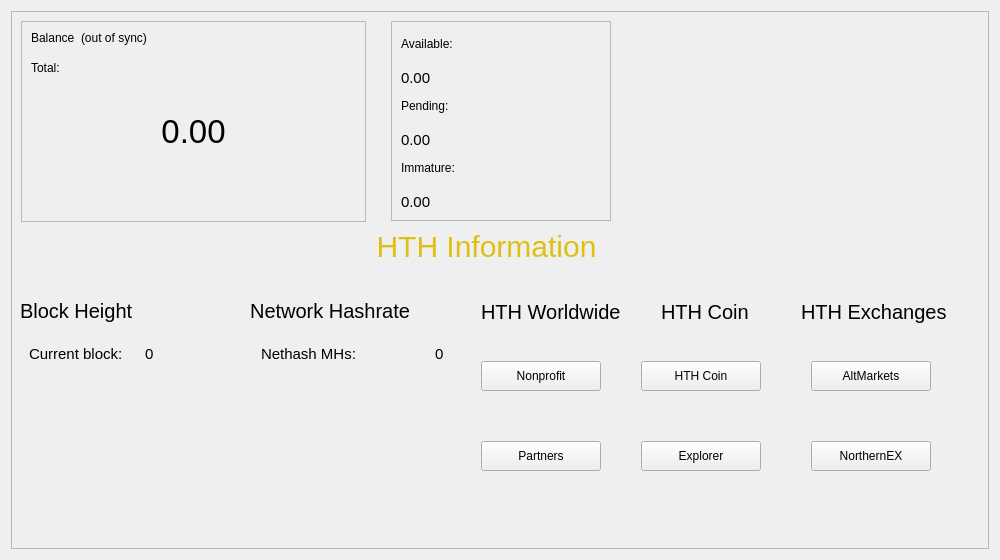
This is src/qt/forms/overviewpage.ui in barrystyle/hth as Qt 5 draws it before an edit. The edited form follows.
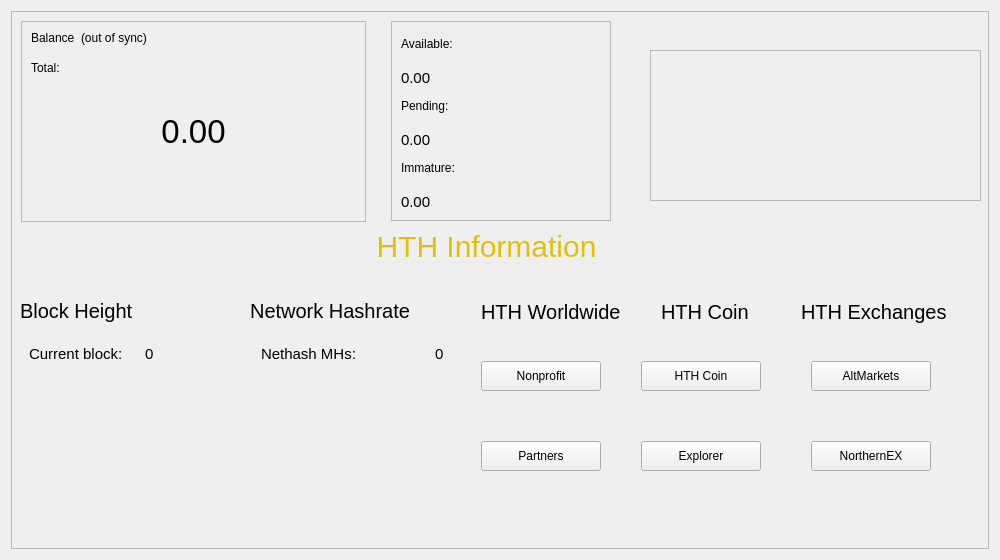
This is the edited form. Icons and pictures are not drawn.

Patch:
```diff
--- a/src/qt/forms/overviewpage.ui
+++ b/src/qt/forms/overviewpage.ui
@@ -841,10 +841,6 @@
         <height>151</height>
        </rect>
       </property>
-      <property name="styleSheet">
-       <string notr="true">border-image: url(':res/images/drkblue/helpthehomeless_logo_horizontal.png');
-        border-style:none;</string>
-      </property>
       <property name="frameShape">
        <enum>QFrame::StyledPanel</enum>
       </property>
```
